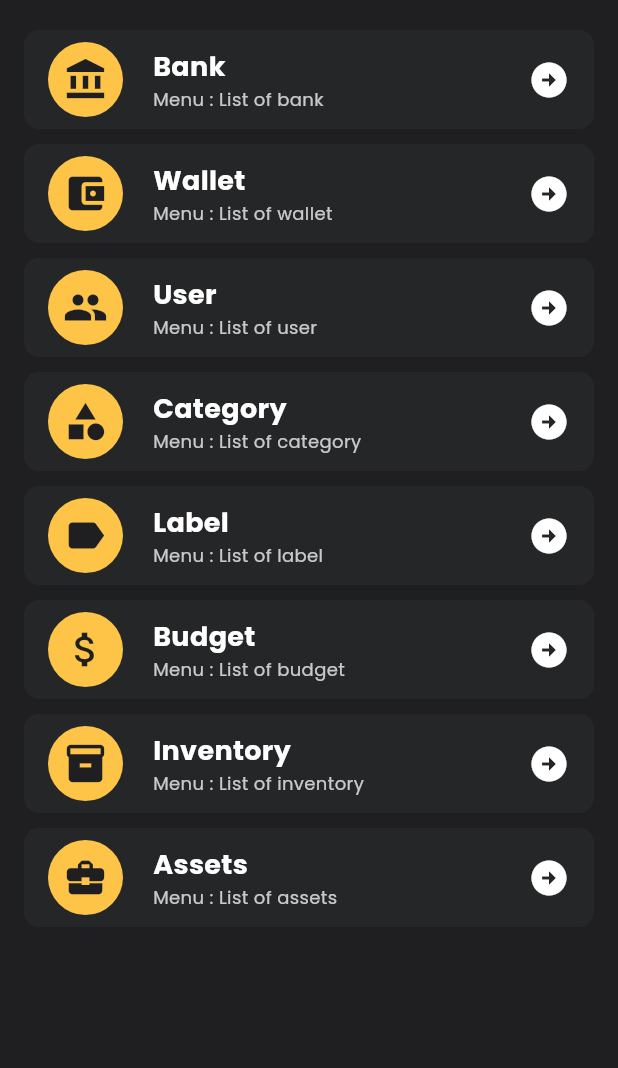
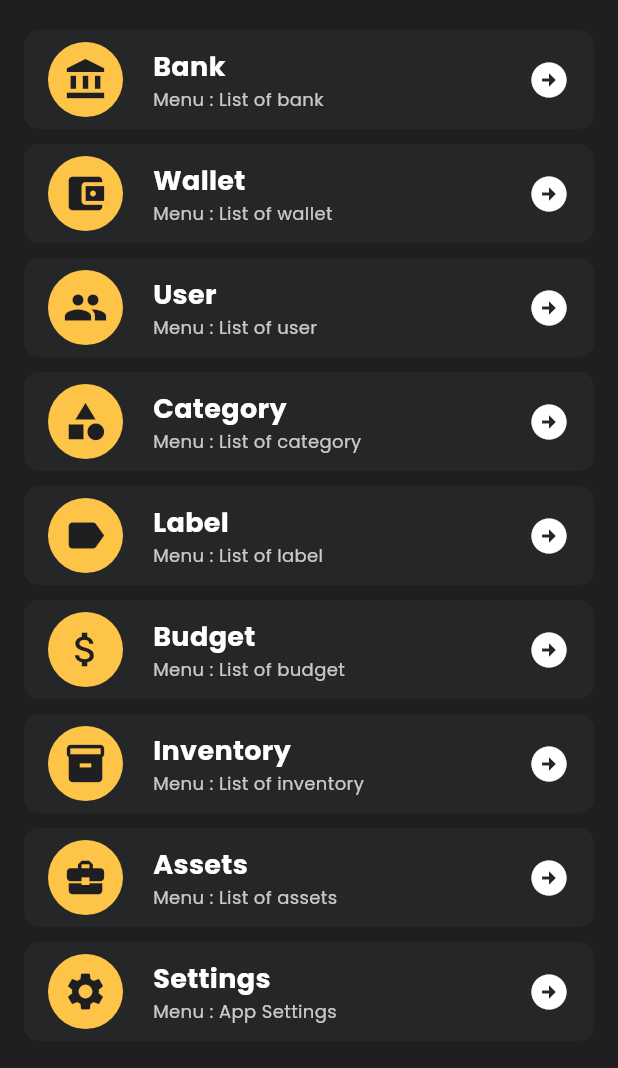
Before and after one commit to Danu-Nur/my_finance, a Flutter app: the DataMasterScreen screen opened directly, on a phone screen of 412 x 824 dp. Shown: the top 1068 px of the screen. Run offline on Flutter 3.47's test engine with Material 3 defaults, Android fonts, the phone set to English and light mode, and no system bars; our stand-ins replace animated_bottom_navigation_bar, bloc, flutter_bloc, google_fonts, percent_indicator.

Commit message:
Add 'Settings' menu item with description and icon to Menu class

```diff
--- a/lib/common/menu.dart
+++ b/lib/common/menu.dart
@@ -10,6 +10,7 @@ class Menu {
     'Budget',
     'Inventory',
     'Assets',
+    'Settings',
   ];
   static const List widgetDesc = [
     'List of bank',
@@ -20,6 +21,7 @@ class Menu {
     'List of budget',
     'List of inventory',
     'List of assets',
+    'App Settings',
   ];
   static const List widgetOnTabs = [
     0,
@@ -30,6 +32,7 @@ class Menu {
     5,
     6,
     7,
+    8,
   ];
   static const List widgetIconsMenu = [
     Icons.account_balance,
@@ -40,5 +43,6 @@ class Menu {
     Icons.attach_money,
     Icons.inventory_2,
     Icons.business_center,
+    Icons.settings,
   ];
 }
```
